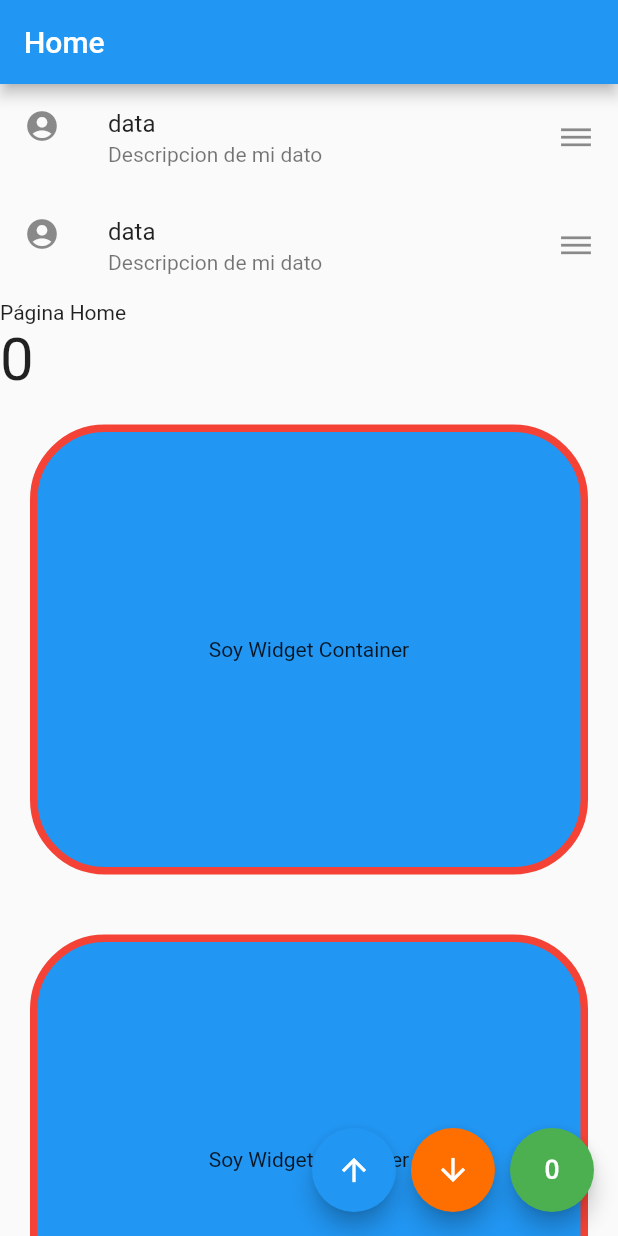
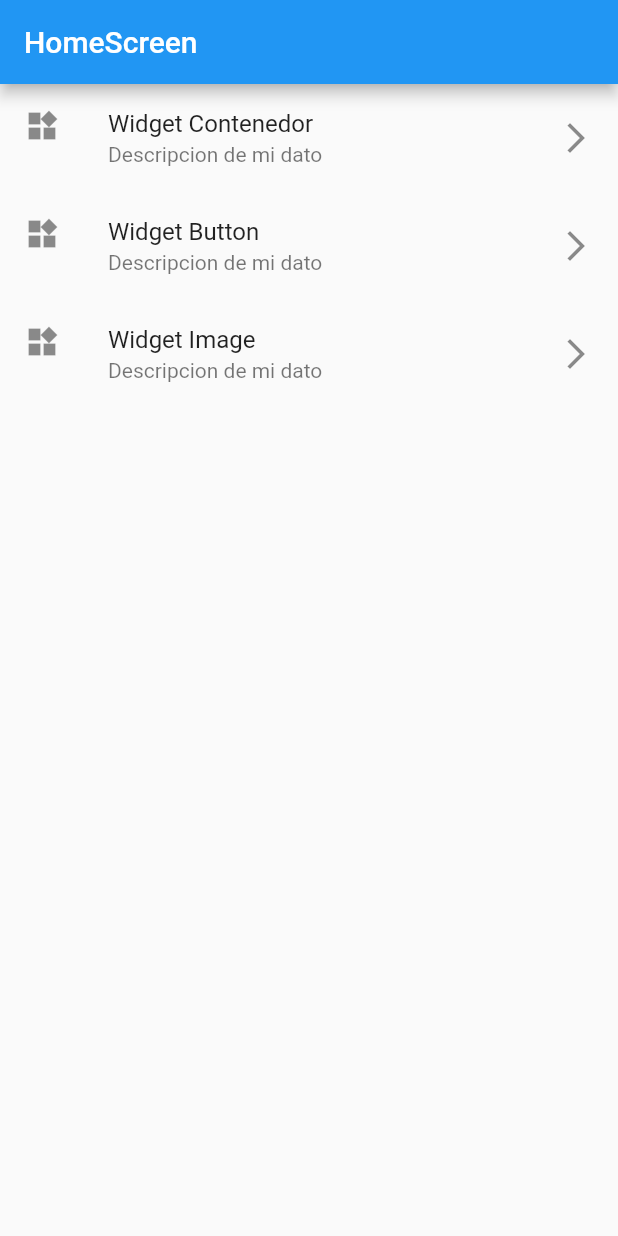
Before and after one commit to developerszen/Nociones-basicas-flutter, a Flutter app: the screen it shows after launch, on a phone screen of 412 x 824 dp. Run offline on Flutter 3.47's test engine with Material 2 defaults, Android fonts, the phone set to English and light mode, and no system bars.

Commit message:
Separación de Widgets

```diff
--- /dev/null
+++ b/lib/home_screen.dart
@@ -0,0 +1,44 @@
+import 'package:app_contador/container_screen.dart';
+import 'package:app_contador/widgets/list_tile.dart';
+import 'package:flutter/material.dart';
+
+class HomeScreen extends StatefulWidget {
+    HomeScreen({Key key}) : super(key: key);
+
+    @override
+    _HomeScreenState createState() => _HomeScreenState();
+}
+
+class _HomeScreenState extends State<HomeScreen> {
+    @override
+    Widget build(BuildContext context) {
+        return Scaffold(
+            appBar: AppBar(
+                title: Text('HomeScreen'),
+            ),
+            body: SafeArea(
+                child: ListView(
+                    children: [
+                        MyListTile(
+                            titulo: 'Widget Contenedor',
+                            onTap: (){
+                                Navigator.push(
+                                    context,
+                                    MaterialPageRoute(builder: (context) => ContainerScreen())
+                                );
+                            }
+                        ),
+                        MyListTile(
+                            titulo: 'Widget Button',
+                            onTap: null
+                        ),
+                        MyListTile(
+                            titulo: 'Widget Image',
+                            onTap: null
+                        ),
+                    ],
+                )
+            )
+        );
+    }
+}
--- a/lib/main.dart
+++ b/lib/main.dart
@@ -1,3 +1,6 @@
+import 'package:app_contador/home_screen.dart';
+import 'package:app_contador/widgets/container.dart';
+import 'package:app_contador/widgets/list_tile.dart';
 import 'package:flutter/material.dart';
 
 void main(){
@@ -10,10 +13,23 @@ class MyApp extends StatelessWidget {
         return MaterialApp(
             title: 'Aplicación Contador',
             debugShowCheckedModeBanner: false,
-            home: HomePage(),
+            home: HomeScreen(),
         );
     }
 }
+
+
+
+
+
+
+
+
+
+
+
+
+
 
 // Statefull Widget
 // Pagina de Home
@@ -25,39 +41,116 @@ class HomePage extends StatefulWidget {
 class _MyHomePageState extends State<HomePage> {
 
     int _contador = 0;
+    // final globalKey = GlobalKey<ScaffoldState>();
+    final globalKey = GlobalKey<ScaffoldState>();
 
     @override
     Widget build(BuildContext context){
         return Scaffold(
+            key: globalKey,
             appBar: AppBar(
                 title: Text('Home'),
+                actions: [
+                    IconButton(
+                        icon: Icon(Icons.search),
+                        onPressed: (){}
+                    ),
+                    IconButton(
+                        icon: Icon(Icons.home),
+                        onPressed: (){}
+                    ),
+                ],
+                leading: IconButton(
+                    icon: Icon(Icons.rotate_90_degrees_ccw),
+                    onPressed: (){}
+                ),
             ),
             body: Center(
                 // child: Column(
                 child: ListView(
                     // mainAxisAlignment: MainAxisAlignment.center,
                     children: [
-                        ListTile(
-                            title: Text('data'),
-                            subtitle: Text('Descripcion de mi dato'),
-                            leading: Icon(Icons.account_circle),
-                            trailing: Icon(Icons.dehaze),
+                        // ListTile(
+                        //     title: Text('data'),
+                        //     subtitle: Text('Descripcion de mi dato'),
+                        //     leading: Icon(Icons.account_circle),
+                        //     trailing: Icon(Icons.dehaze),
+                        //     onTap: (){
+                        //         globalKey.currentState.showSnackBar(
+                        //             new SnackBar(
+                        //                 content: Text('Alerta de Snackbar'),
+                        //                 duration: Duration(seconds: 4),
+                        //                 action: SnackBarAction(
+                        //                     label: 'OK',
+                        //                     onPressed: (){}
+                        //                 ),
+                        //             )
+                        //         );
+                        //     },
+                        //     onLongPress: (){
+                        //         showDialog(
+                        //             context: context,
+                        //             builder: (BuildContext context){
+                        //                 return AlertDialog(
+                        //                     title: Text('Alerta'),
+                        //                     content: Text('¿Estas seguro de cerrar esta venta?'),
+                        //                     actions: [
+                        //                         FlatButton(
+                        //                             child: Text('Si'),
+                        //                             onPressed: (){},
+                        //                         ),
+                        //                         FlatButton(
+                        //                             child: Text('No'),
+                        //                             onPressed: (){},
+                        //                         ),
+                        //                     ],
+                        //                 );
+                        //             }
+                        //         );
+                        //         // showDialog(
+                        //         //     context: context,
+                        //         //     builder: (BuildContext context) {
+                        //         //         return AlertDialog(
+                        //         //             title: Text('Bienvenido'),
+                        //         //             content: Text('¿Estas seguro de cerrar esta venta?'),
+                        //         //             actions: <Widget>[
+                        //         //                 FlatButton(onPressed: (){}, child: Text('Close'))
+                        //         //             ],
+                        //         //         );
+                        //         //     }
+                        //         // );
+
+                        //     },
+                        // ),
+                        MyListTile(
+                            titulo: 'Desde widget separado',
                             onTap: (){
-                                // Scaffold.of(context).showSnackBar(
-                                //     SnackBar(
-                                //         content: Text('Hola soy un snackbar'),
-                                //     )
-                                // );
+                                globalKey.currentState.showSnackBar(
+                                    new SnackBar(
+                                        content: Text('Alerta de Snackbar 1'),
+                                        duration: Duration(seconds: 4),
+                                        action: SnackBarAction(
+                                            label: 'OK',
+                                            onPressed: (){}
+                                        ),
+                                    )
+                                );
                             },
-                            onLongPress: (){},
                         ),
-                        ListTile(
-                            title: Text('data'),
-                            subtitle: Text('Descripcion de mi dato'),
-                            leading: Icon(Icons.account_circle),
-                            trailing: Icon(Icons.dehaze),
-                            onTap: (){},
-                            onLongPress: (){},
+                        MyListTile(
+                            titulo: 'Desde widget separado',
+                            onTap: (){
+                                globalKey.currentState.showSnackBar(
+                                    new SnackBar(
+                                        content: Text('Alerta de Snackbar 2'),
+                                        duration: Duration(seconds: 4),
+                                        action: SnackBarAction(
+                                            label: 'OK',
+                                            onPressed: (){}
+                                        ),
+                                    )
+                                );
+                            },
                         ),
                         Text('Página Home'),
                         Text(
@@ -66,40 +159,15 @@ class _MyHomePageState extends State<HomePage> {
                                 fontSize: 40
                             ),
                         ),
-                        Container(
-                            child: Text('Soy Widget Container'),
-                            width: 300,
-                            height: 300,
-                            margin: EdgeInsets.all(20),
-                            padding: EdgeInsets.all(30),
-                            alignment: Alignment.center,
-                            // color: Colors.green,
-                            decoration: BoxDecoration(
-                                color: Colors.blue,
-                                border: Border.all(
-                                    width: 5,
-                                    color: Colors.red
-                                ),
-                                borderRadius: BorderRadius.circular(50)
-                            ),
+                        MyContainer(
+                            texto: 'Container 1',
+                            colorFondo: Colors.amber,
                         ),
-                        Container(
-                            child: Text('Soy Widget Container'),
-                            width: 300,
-                            height: 300,
-                            margin: EdgeInsets.all(20),
-                            padding: EdgeInsets.all(30),
-                            alignment: Alignment.center,
-                            // color: Colors.green,
-                            decoration: BoxDecoration(
-                                color: Colors.blue,
-                                border: Border.all(
-                                    width: 5,
-                                    color: Colors.red
-                                ),
-                                borderRadius: BorderRadius.circular(50)
-                            ),
+                        MyContainer(
+                            texto: 'Contenedor 2',
+                            colorFondo: Colors.green,
                         ),
+
                         RaisedButton(
                             child: Container(
                                 width: 100,
--- /dev/null
+++ b/lib/widgets/list_tile.dart
@@ -0,0 +1,24 @@
+import 'package:flutter/material.dart';
+
+class MyListTile extends StatelessWidget {
+    const MyListTile({
+        Key key,
+        @required this.titulo,
+        @required this.onTap,
+    }) : super(key: key);
+
+    final String titulo;
+    final Function onTap;
+
+    @override
+    Widget build(BuildContext context) {
+        return ListTile(
+            title: Text(titulo),
+            subtitle: Text('Descripcion de mi dato'),
+            leading: Icon(Icons.widgets),
+            trailing: Icon(Icons.arrow_forward_ios),
+            onTap: onTap,
+            onLongPress: (){},
+        );
+    }
+}
```
Also changed, not shown: lib/container_screen.dart (added, +44 -0 lines), lib/image_screen.dart (added, +42 -0 lines), lib/widgets/container.dart (added, +38 -0 lines).
